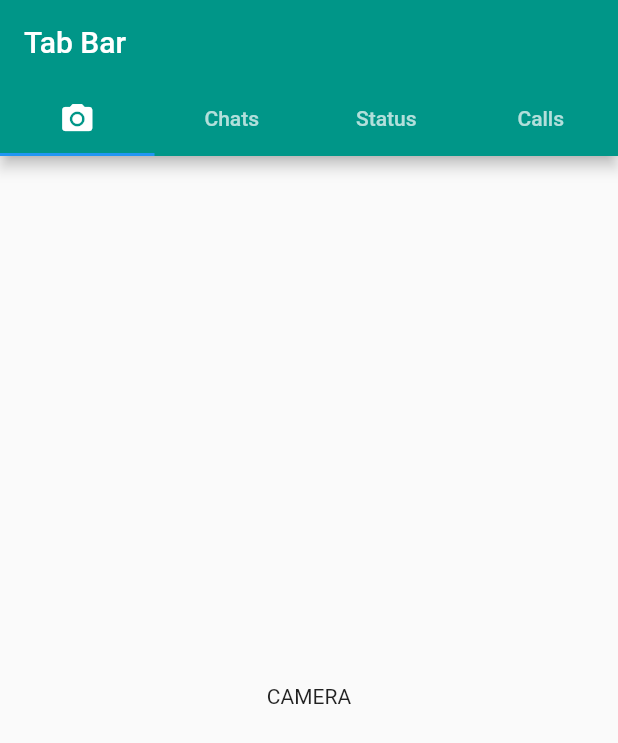
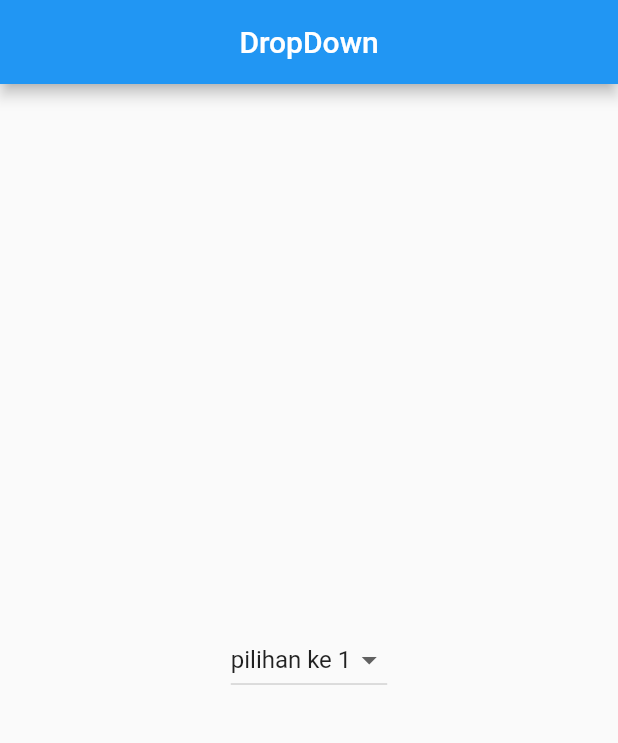
Before and after one commit to Dedenugroho16/belajar_flutter, a Flutter app: the screen it shows after launch, on a phone screen of 412 x 824 dp. Shown: the top 743 px of the screen. Run offline on Flutter 3.47's test engine with Material 2 defaults, Android fonts, the phone set to English and light mode, and no system bars.

Commit message:
DropDown

```diff
--- a/lib/main.dart
+++ b/lib/main.dart
@@ -1,4 +1,4 @@
-// ignore_for_file: prefer_const_constructors, prefer_const_literals_to_create_immutables
+// ignore_for_file: prefer_const_constructors
 
 import 'package:flutter/material.dart';
 
@@ -18,51 +18,67 @@ class MyApp extends StatelessWidget {
 }
 
 class HomePage extends StatefulWidget {
-  const HomePage({
-    super.key,
-  });
 
   @override
   State<HomePage> createState() => _HomePageState();
 }
 
-class _HomePageState extends State<HomePage> with SingleTickerProviderStateMixin {
-  late TabController tabC = TabController(length: 4, vsync: this);
+class _HomePageState extends State<HomePage> {
+  final List data = [
+    {
+      'judul' : 'pilihan ke 1',
+      'data' : 1
+    },
+    {
+      'judul' : 'pilihan ke 2',
+      'data' : 2
+    },
+    {
+      'judul' : 'pilihan ke 3',
+      'data' : 3
+    },
+    {
+      'judul' : 'pilihan ke 4',
+      'data' : 4
+    }
+  ];
+
+  late int dataAwal;
+
+  @override
+  void initState() {
+    dataAwal = data[0]['data'];
+    super.initState();
+  }
 
   @override
   Widget build(BuildContext context) {
     return Scaffold(
       appBar: AppBar(
-        bottom: TabBar(
-          controller: tabC,
-          tabs: [
-            Tab(
-              child: Icon(Icons.camera_alt)
-            ),
-            Tab(
-              text: "Chats",
-            ),
-            Tab(
-              text: "Status",
-            ),
-            Tab(
-              text: "Calls",
-            ),
-          ]
+        title: Text("DropDown"),
+        centerTitle: true,
+      ),
+      body: Center(
+        child: Padding(
+          padding: EdgeInsets.all(30),
+          child: DropdownButton<int>(
+            value: dataAwal,
+            items: data.
+            map(
+              (e) => DropdownMenuItem(
+                child: Text("${e['judul']}"),
+                value: e['data'] as int,
+              ),
+            )
+            .toList(),
+            onChanged: (value) {
+              setState(() {
+                dataAwal = value!;
+              });
+            },
+          ),
         ),
-        title: Text("Tab Bar"),
-        backgroundColor: Colors.teal,
       ),
-
-      body: TabBarView(
-        controller: tabC,
-        children: [
-          Center(child: Text("CAMERA")),
-          Center(child: Text("CHATS")),
-          Center(child: Text("STATUS")),
-          Center(child: Text("CALLS"))
-      ]),
-
     );
   }
 }
```
